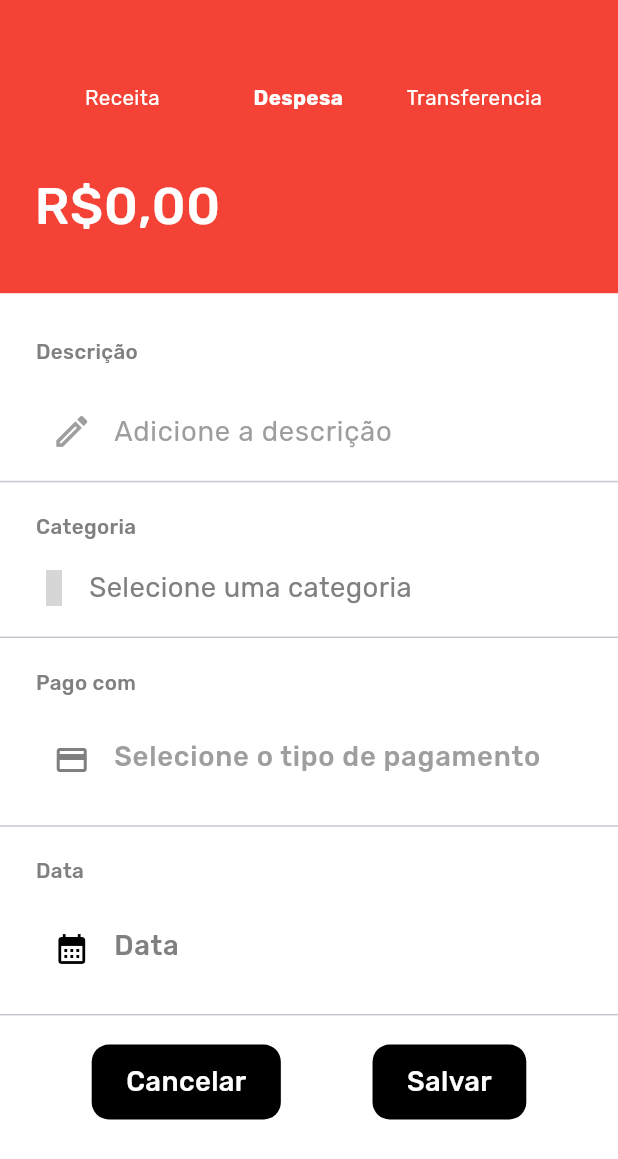
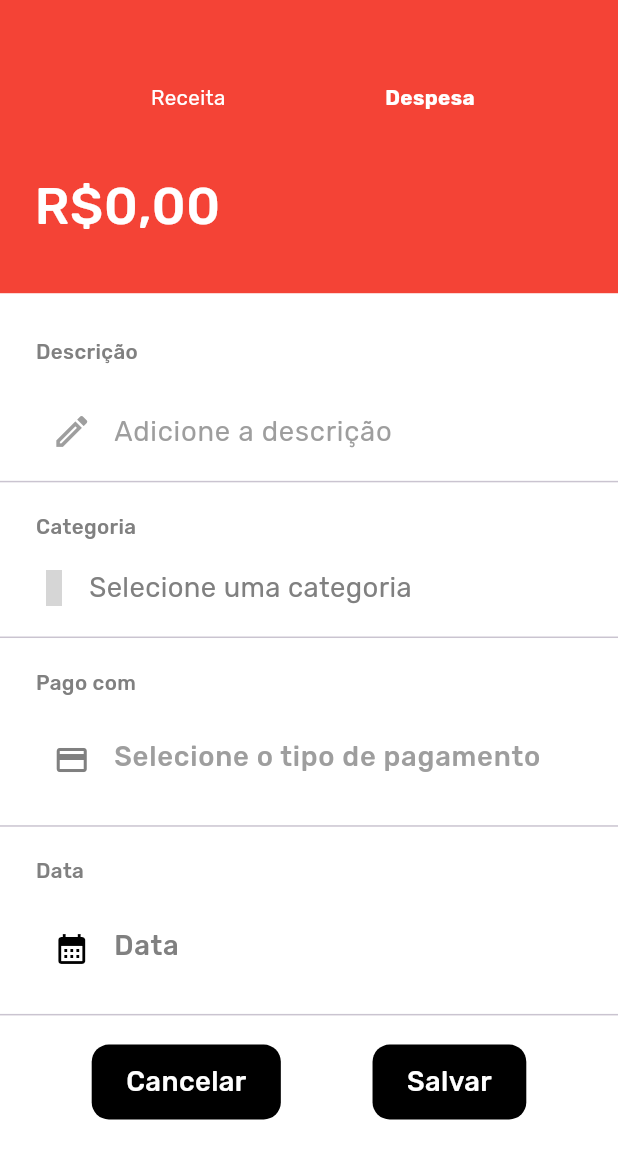
Before and after one commit to marianaoliveira1/Organizamais, a Flutter app: the TransactionPage screen opened by its route, on a phone screen of 412 x 824 dp. Shown: the top 1159 px of the screen. Run offline on Flutter 3.47's test engine with Material 3 defaults, Android fonts, the phone set to English and light mode, and no system bars; our stand-ins replace cloud_firestore, firebase_auth, firebase_core, fl_chart, flutter_screenutil, font_awesome_flutter and 4 more; accounts and stored records are empty; grey boxes are pictures that could not be loaded.

Commit message:
bebe e vem me procurar

```diff
--- a/lib/page/initial/widget/finance_summary.dart
+++ b/lib/page/initial/widget/finance_summary.dart
@@ -38,11 +38,10 @@ class FinanceSummaryWidget extends StatelessWidget {
           ),
           SizedBox(height: 6.h),
           Row(
-            mainAxisAlignment: MainAxisAlignment.spaceBetween,
             children: [
               _buildCategory("Receita", "\$3,317.74", DefaultColors.green),
+              SizedBox(width: 50.w),
               _buildCategory("Despesas", "\$2,841.98", DefaultColors.red),
-              _buildCategory("Transferencia", "\$2,267.92", Colors.grey),
             ],
           ),
         ],
--- a/lib/page/transaction/transaction_page.dart
+++ b/lib/page/transaction/transaction_page.dart
@@ -127,21 +127,23 @@ class _TransactionPageState extends State<TransactionPage> {
             children: [
               Container(
                 padding: EdgeInsets.symmetric(horizontal: 20.w, vertical: 20.h),
-                color: _selectedType == TransactionType.receita
-                    ? Colors.green
-                    : _selectedType == TransactionType.despesa
-                        ? Colors.red
-                        : Colors.grey,
+                color: _selectedType == TransactionType.receita ? Colors.green : Colors.red,
+
+                // color: _selectedType == TransactionType.receita
+                //     ? Colors.green
+                //     : _selectedType == TransactionType.despesa
+                //         ? Colors.red
+                //         : Colors.grey,
                 child: Column(
                   children: [
                     SizedBox(
                       height: 26.h,
                     ),
                     Row(
+                      mainAxisAlignment: MainAxisAlignment.spaceEvenly,
                       children: [
                         _buildTypeButton("Receita", TransactionType.receita),
                         _buildTypeButton("Despesa", TransactionType.despesa),
-                        _buildTypeButton("Transferencia", TransactionType.transferencia),
                       ],
                     ),
                     SizedBox(
```
Also changed, not shown: lib/page/graphics/graphics_page.dart (+5 -10 lines), 1 other file.
